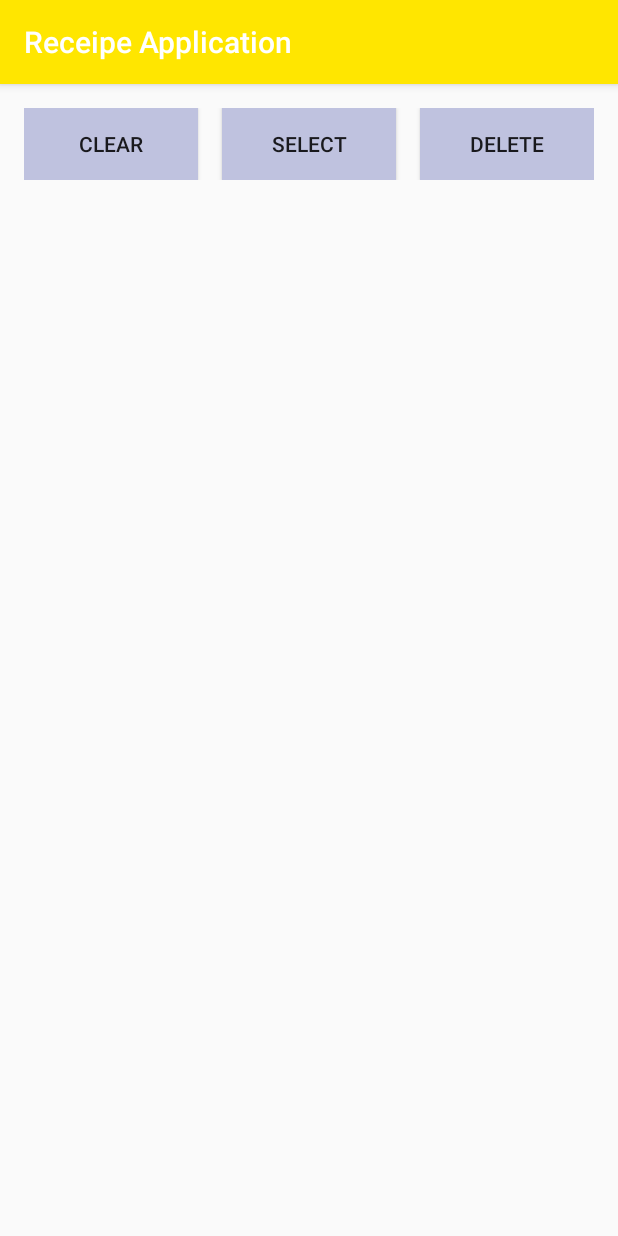
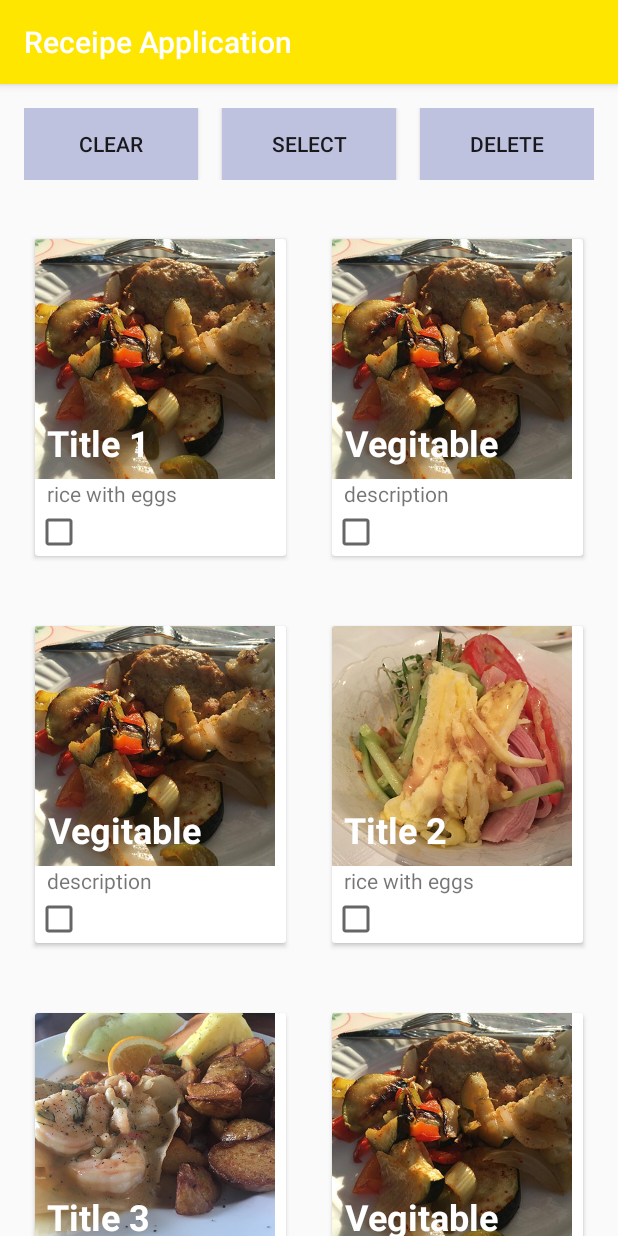
Before and after one commit to saeko0032/ReceipeApplication, an Android app: the screen it shows after launch (RecipeActivity), on a phone screen of 412 x 824 dp. Run offline under Robolectric (Android 15) with nearby library versions, the phone set to English and light mode, and no system bars.

Commit message:
changed card design

```diff
--- a/app/build.gradle
+++ b/app/build.gradle
@@ -25,6 +25,7 @@ dependencies {
         exclude group: 'com.android.support', module: 'support-annotations'
     })
     compile 'com.android.support:appcompat-v7:25.3.1'
+    compile 'com.android.support:design:25.3.1'
     compile 'com.android.support.constraint:constraint-layout:1.0.2'
     compile 'com.android.support:cardview-v7:25.3.1'
     compile 'com.android.support:recyclerview-v7:25.3.1'
--- a/app/src/main/java/com/example/saeko/receipeapplication/Recipe.java
+++ b/app/src/main/java/com/example/saeko/receipeapplication/Recipe.java
@@ -10,11 +10,11 @@ public class Recipe {
     private int imgId;
     private boolean isChecked;
 
-    public Recipe(String title, String description, int imgId, boolean isChecked) {
+    public Recipe(String title, String description, int imgId) {
         this.title = title;
         this.description = description;
         this.imgId = imgId;
-        this.isChecked = isChecked;
+        this.isChecked = false;
     }
 
     public String getTitle() {
--- a/app/src/main/java/com/example/saeko/receipeapplication/RecipeActivity.java
+++ b/app/src/main/java/com/example/saeko/receipeapplication/RecipeActivity.java
@@ -101,38 +101,25 @@ public class RecipeActivity extends AppCompatActivity {
     }
 
     public void prepareRecipeData() {
-//        // 1
-//        Movie movie = new Movie("Mad Max: Fury Road", "Action & Adventure", "2015", R.drawable.movie1);
-//        movieList.add(movie);
-//        // 2
-//        movie = new Movie("Inside Out", "Animation, Kids & Family", "2015", R.drawable.movie2);
-//        movieList.add(movie);
-//        // 3
-//        movie = new Movie("The Shawshank Redemption ", "Drama", "1994", R.drawable.movie3);
-//        movieList.add(movie);
-//        // 4
-//        movie = new Movie("The Godfather ", "Drama", "1972", R.drawable.movie4);
-//        movieList.add(movie);
-//        // 5
-//        movie = new Movie("The Dark Knight", "Action & Drama", "2008", R.drawable.movie5);
-//        movieList.add(movie);
-//        // 6
-//        movie = new Movie("12 Angry Men ", "Cinema & Drama", "1957", R.drawable.movie6);
-//        movieList.add(movie);
-//        // 7
-//        movie = new Movie("Schindler's List", "Biography & History", "1993", R.drawable.movie7);
-//        movieList.add(movie);
-//        // 8
-//        movie = new Movie("Pulp Fiction", "Animation, Kids & Family", "1994", R.drawable.movie8);
-//        movieList.add(movie);
-//        // 9
-//        movie = new Movie("Fight Club", "Drama", "1999", R.drawable.movie9);
-//        movieList.add(movie);
-//        // 10
-//        movie = new Movie(" The Lord of the Ring", "Adventure & Fantasy", "2003", R.drawable.movie10);
-//        movieList.add(movie);
-//        // 11
-//        movie = new Movie("Forest Gump", "Comedy & Romance", "1994", R.drawable.movie11);
-//        movieList.add(movie);
+        Recipe recipe = new Recipe("Title 1", "rice with eggs",R.drawable.recipe1);
+        recipeList.add(recipe);
+        recipe = new Recipe("Title 2", "rice with eggs",R.drawable.recipe2);
+        recipeList.add(recipe);
+        recipe = new Recipe("Title 3", "rice with eggs",R.drawable.recipe3);
+        recipeList.add(recipe);
+        recipe = new Recipe("Title 4", "rice with eggs",R.drawable.recipe4);
+        recipeList.add(recipe);
+        recipe = new Recipe("Title 5", "rice with eggs",R.drawable.recipe5);
+        recipeList.add(recipe);
+        recipe = new Recipe("Title 6", "rice with eggs",R.drawable.recipe6);
+        recipeList.add(recipe);
+        recipe = new Recipe("Title 7", "rice with eggs",R.drawable.recipe7);
+        recipeList.add(recipe);
+        recipe = new Recipe("Title 8", "rice with eggs",R.drawable.recipe8);
+        recipeList.add(recipe);
+        recipe = new Recipe("Title 9", "rice with eggs",R.drawable.recipe9);
+        recipeList.add(recipe);
+        recipe = new Recipe("Title 10", "rice with eggs",R.drawable.recipe10);
+        recipeList.add(recipe);
     }
 }
--- a/app/src/main/java/com/example/saeko/receipeapplication/RecipeAdapter.java
+++ b/app/src/main/java/com/example/saeko/receipeapplication/RecipeAdapter.java
@@ -28,23 +28,39 @@ public class RecipeAdapter extends RecyclerView.Adapter<RecipeAdapter.RecipeView
 
     class RecipeViewHolder extends RecyclerView.ViewHolder {
 
-        TextView titleTextView;
-        TextView descriptionTextView;
-        ImageView recipeImageView;
-        CheckBox checkBox;
+        TextView titleTextViewLeft;
+        TextView descriptionTextViewLeft;
+        ImageView recipeImageViewLeft;
+        CheckBox checkBoxLeft;
+        TextView titleTextViewRight;
+        TextView descriptionTextViewRight;
+        ImageView recipeImageViewRight;
+        CheckBox checkBoxRight;
 
         RecipeViewHolder(View itemViews) {
             super(itemViews);
-            titleTextView = (TextView) itemView.findViewById(R.id.recipe_title);
-            descriptionTextView = (TextView) itemView.findViewById(R.id.recipe_description);
-            recipeImageView = (ImageView) itemView.findViewById(R.id.recipe_image);
-            checkBox = (CheckBox) itemView.findViewById(R.id.recipe_checkbox);
+            titleTextViewLeft = (TextView) itemView.findViewById(R.id.recipe_title_left);
+            descriptionTextViewLeft = (TextView) itemView.findViewById(R.id.recipe_description_left);
+            recipeImageViewLeft = (ImageView) itemView.findViewById(R.id.recipe_img_left);
+            checkBoxLeft = (CheckBox) itemView.findViewById(R.id.recipe_checkbox_left);
+
+            titleTextViewRight = (TextView) itemView.findViewById(R.id.recipe_title_right);
+            descriptionTextViewRight = (TextView) itemView.findViewById(R.id.recipe_description_right);
+            recipeImageViewRight = (ImageView) itemView.findViewById(R.id.recipe_img_right);
+            checkBoxRight = (CheckBox) itemView.findViewById(R.id.recipe_checkbox_right);
         }
         public void bind(int index) {
-            titleTextView.setText(String.valueOf(recipe_list.get(index).getTitle()));
-            descriptionTextView.setText(String.valueOf(recipe_list.get(index).getDescription()));
-            recipeImageView.setImageResource(recipe_list.get(index).getImgId());
-            checkBox.setChecked(recipe_list.get(index).isChecked());
+            if(index%2 == 0) {
+                titleTextViewLeft.setText(String.valueOf(recipe_list.get(index).getTitle()));
+                descriptionTextViewLeft.setText(String.valueOf(recipe_list.get(index).getDescription()));
+                recipeImageViewLeft.setImageResource(recipe_list.get(index).getImgId());
+                checkBoxLeft.setChecked(recipe_list.get(index).isChecked());
+            } else {
+                titleTextViewRight.setText(String.valueOf(recipe_list.get(index).getTitle()));
+                descriptionTextViewRight.setText(String.valueOf(recipe_list.get(index).getDescription()));
+                recipeImageViewRight.setImageResource(recipe_list.get(index).getImgId());
+                checkBoxRight.setChecked(recipe_list.get(index).isChecked());
+            }
         }
     }
 
@@ -52,7 +68,7 @@ public class RecipeAdapter extends RecyclerView.Adapter<RecipeAdapter.RecipeView
     public RecipeViewHolder onCreateViewHolder(ViewGroup parent, int viewType) {
         Context context = parent.getContext();
         LayoutInflater inflater = LayoutInflater.from(context);
-        View view = inflater.inflate(R.layout.recipe_list_row, parent, false);
+        View view = inflater.inflate(R.layout.recipe_list_item, parent, false);
         RecipeViewHolder viewHolder = new RecipeViewHolder(view);
         return viewHolder;
     }
@@ -60,7 +76,7 @@ public class RecipeAdapter extends RecyclerView.Adapter<RecipeAdapter.RecipeView
     @Override
     public void onBindViewHolder(RecipeViewHolder holder, final int position) {
         holder.bind(position);
-        holder.checkBox.setOnClickListener(new View.OnClickListener() {
+        holder.checkBoxLeft.setOnClickListener(new View.OnClickListener() {
             @Override
             public void onClick(View view) {
                 boolean checked = ((CheckBox) view).isChecked();
@@ -69,9 +85,18 @@ public class RecipeAdapter extends RecyclerView.Adapter<RecipeAdapter.RecipeView
                 } else {
                     recipe_list.get(position).setChecked(false);
                 }
-
             }
-
+        });
+        holder.checkBoxRight.setOnClickListener(new View.OnClickListener() {
+            @Override
+            public void onClick(View view) {
+                boolean checked = ((CheckBox) view).isChecked();
+                if (checked) {
+                    recipe_list.get(position).setChecked(true);
+                } else {
+                    recipe_list.get(position).setChecked(false);
+                }
+            }
         });
     }
 
--- /dev/null
+++ b/app/src/main/res/layout/recipe_list_item.xml
@@ -0,0 +1,118 @@
+<?xml version="1.0" encoding="utf-8"?>
+<LinearLayout xmlns:android="http://schemas.android.com/apk/res/android"
+    xmlns:card_view="http://schemas.android.com/tools"
+    android:layout_width="match_parent"
+    android:layout_height="match_parent"
+    android:layout_margin="@dimen/for_8"
+    android:orientation="horizontal">
+
+    <android.support.v7.widget.CardView
+        android:layout_weight="1"
+        android:layout_margin="@dimen/for_15"
+        android:layout_width="wrap_content"
+        android:layout_height="wrap_content"
+        card_view:cardCornerRadius="20sp"
+        card_view:contentPadding="1dp">
+
+
+        <LinearLayout
+            android:layout_width="wrap_content"
+            android:layout_height="wrap_content"
+            android:orientation="vertical">
+
+            <RelativeLayout
+                android:layout_width="wrap_content"
+                android:layout_height="wrap_content">
+
+                <ImageView
+
+                    android:id="@+id/recipe_img_left"
+                    android:layout_width="160dp"
+                    android:layout_height="160dp"
+                    android:layout_alignParentStart="true"
+                    android:layout_alignParentTop="true"
+                    android:layout_weight="1"
+                    android:src="@drawable/recipe1" />
+
+                <TextView
+                    android:id="@+id/recipe_title_left"
+                    android:layout_width="wrap_content"
+                    android:layout_height="wrap_content"
+                    android:layout_alignBottom="@id/recipe_img_left"
+                    android:paddingBottom="@dimen/for_8"
+                    android:paddingLeft="@dimen/for_8"
+                    android:text="Vegitable"
+                    android:textAlignment="center"
+                    android:textColor="#FFFFFF"
+                    android:textSize="24sp"
+                    android:textStyle="bold" />
+            </RelativeLayout>
+
+            <TextView
+                android:id="@+id/recipe_description_left"
+                android:paddingLeft="@dimen/for_8"
+                android:layout_width="wrap_content"
+                android:layout_height="wrap_content"
+                android:layout_alignBottom="@+id/recipe_img_left"
+                android:text="description" />
+            <CheckBox
+                android:id="@+id/recipe_checkbox_left"
+                android:layout_width="wrap_content"
+                android:layout_height="wrap_content" />
+        </LinearLayout>
+    </android.support.v7.widget.CardView>
+
+    <android.support.v7.widget.CardView
+        android:layout_weight="1"
+        android:layout_margin="@dimen/for_15"
+        android:layout_width="wrap_content"
+        android:layout_height="wrap_content"
+        card_view:cardCornerRadius="20sp"
+        card_view:contentPadding="1dp">
+
+        <LinearLayout
+            android:layout_width="wrap_content"
+            android:layout_height="wrap_content"
+            android:orientation="vertical">
+
+            <RelativeLayout
+                android:layout_width="wrap_content"
+                android:layout_height="wrap_content">
+
+                <ImageView
+                    android:id="@+id/recipe_img_right"
+                    android:layout_width="160dp"
+                    android:layout_height="160dp"
+                    android:layout_weight="1"
+                    android:src="@drawable/recipe1" />
+
+                <TextView
+                    android:id="@+id/recipe_title_right"
+                    android:layout_width="wrap_content"
+                    android:layout_height="wrap_content"
+                    android:layout_alignBottom="@id/recipe_img_right"
+                    android:paddingBottom="@dimen/for_8"
+                    android:paddingLeft="@dimen/for_8"
+                    android:text="Vegitable"
+                    android:textAlignment="center"
+                    android:textColor="#FFFFFF"
+                    android:textSize="24sp"
+                    android:textStyle="bold" />
+            </RelativeLayout>
+
+            <TextView
+                android:id="@+id/recipe_description_right"
+                android:layout_width="wrap_content"
+                android:layout_height="wrap_content"
+                android:paddingLeft="@dimen/for_8"
+                android:layout_alignBottom="@+id/recipe_img_left"
+                android:text="description" />
+            <CheckBox
+                android:id="@+id/recipe_checkbox_right"
+                android:layout_width="wrap_content"
+                android:layout_height="wrap_content" />
+        </LinearLayout>
+    </android.support.v7.widget.CardView>
+
+
+</LinearLayout>
--- a/app/src/main/res/layout/recipe_list_row.xml
+++ b/app/src/main/res/layout/recipe_list_row.xml
@@ -1,12 +1,17 @@
 <?xml version="1.0" encoding="utf-8"?>
 <LinearLayout xmlns:android="http://schemas.android.com/apk/res/android"
+    xmlns:card_view="http://schemas.android.com/tools"
     android:layout_width="match_parent"
+    android:layout_margin="@dimen/for_8"
     android:layout_height="match_parent"
     android:orientation="vertical">
 
     <android.support.v7.widget.CardView
         android:layout_width="match_parent"
-        android:layout_height="wrap_content">
+        android:layout_height="wrap_content"
+        android:layout_gravity="center"
+        card_view:cardCornerRadius="20sp"
+        card_view:contentPadding="1dp">
 
         <LinearLayout
             android:layout_width="wrap_content"
@@ -43,6 +48,7 @@
 
                 <ImageView
                     android:id="@+id/recipe_image"
+                    android:src="@drawable/recipe1"
                     android:layout_width="80dp"
                     android:layout_height="80dp"
                     android:paddingBottom="@dimen/for_8"
--- a/app/src/main/res/layout/recipe_recycle.xml
+++ b/app/src/main/res/layout/recipe_recycle.xml
@@ -41,7 +41,7 @@
     <android.support.v7.widget.RecyclerView
         android:id="@+id/recipe_recycler"
         android:layout_width="match_parent"
-        android:layout_height="match_parent">
+        android:layout_height="wrap_content">
     </android.support.v7.widget.RecyclerView>
 
 </LinearLayout>
--- a/app/src/main/res/values/dimens.xml
+++ b/app/src/main/res/values/dimens.xml
@@ -1,6 +1,8 @@
 <?xml version="1.0" encoding="utf-8"?>
 <resources>
     <dimen name="for_8">8dp</dimen>
+    <dimen name="for_10">10dp</dimen>
+    <dimen name="for_15">15dp</dimen>
     <dimen name="for_16">16dp</dimen>
     <dimen name="for_24">24dp</dimen>
 </resources>
```
Also changed, not shown: app/src/main/res/drawable/recipe10.png (added), app/src/main/res/drawable/recipe2.png (added), app/src/main/res/drawable/recipe3.png (added), app/src/main/res/drawable/recipe4.png (added), app/src/main/res/drawable/recipe5.png (added), app/src/main/res/drawable/recipe6.png (added), app/src/main/res/drawable/recipe7.png (added), app/src/main/res/drawable/recipe8.png (added), app/src/main/res/drawable/recipe9.png (added).
